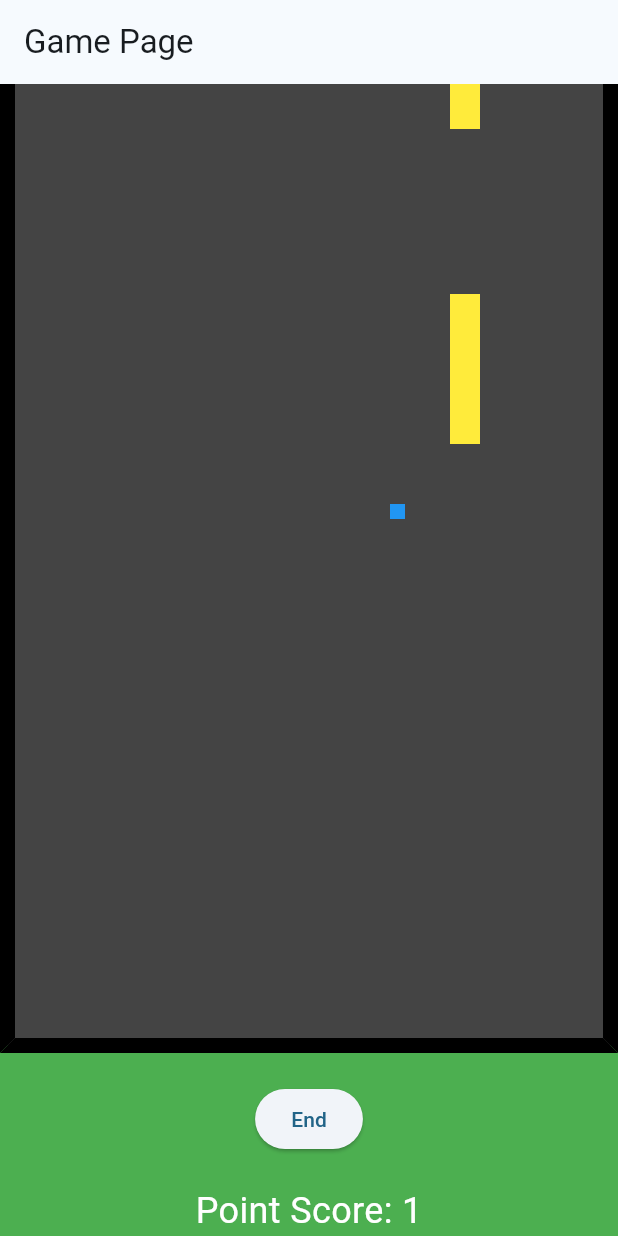
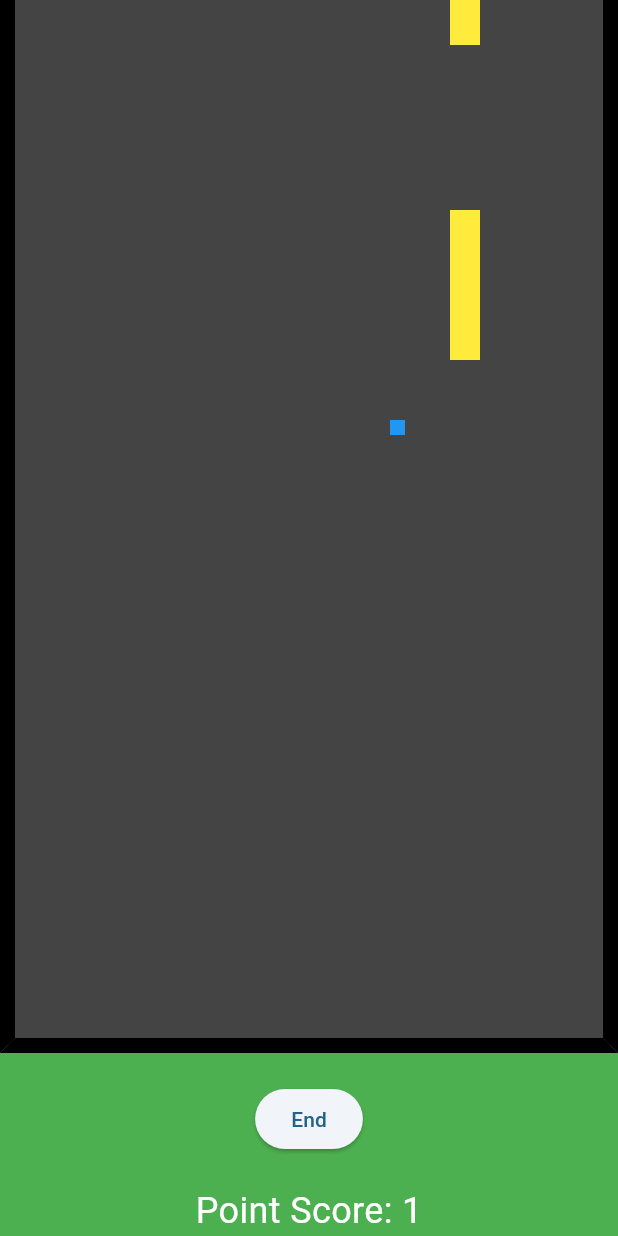
Before and after one commit to danielajgr/on-the-road-again, a Flutter app: the screen it shows after launch, after a tap on "Play", on a phone screen of 412 x 824 dp. Run offline on Flutter 3.47's test engine with Material 3 defaults, Android fonts, the phone set to English and light mode, and no system bars; our stand-ins replace sensors_plus.

Commit message:
One obstacle instead of five

```diff
--- a/flutter_application_1/lib/game.dart
+++ b/flutter_application_1/lib/game.dart
@@ -55,7 +55,6 @@ class _GamePageState extends State<GamePage> {
           if (bushOffset >= 1000) {
             bushOffset = 0;
           }
-
         });
       }
     });
@@ -93,16 +92,10 @@ class _GamePageState extends State<GamePage> {
 //game scene
   @override
   Widget build(BuildContext context) {
-    startPoints();
     return Scaffold(
-      appBar: AppBar(
-        title: const Text('Game Page'),
-        automaticallyImplyLeading: false, // get rid of back button
-      ),
       body: Stack(
         children: [
           Container(color: Colors.green),
-
           Positioned(
             top: bushOffset - 600,
             left: 40,
@@ -123,8 +116,6 @@ class _GamePageState extends State<GamePage> {
             left: 800,
             child: Circle(),
           ),
-
-
           Center(
             child: Column(
               mainAxisAlignment: MainAxisAlignment.center,
@@ -133,8 +124,8 @@ class _GamePageState extends State<GamePage> {
                 Expanded(
                   child: Container(
                     width: 600,
-                  decoration: BoxDecoration(
-                    color: const Color.fromARGB(255, 68, 68, 68),
+                    decoration: const BoxDecoration(
+                      color: Color.fromARGB(255, 68, 68, 68),
                       //add borders
                       border: Border(
                         left: BorderSide(width: 10.0, color: Colors.black),
@@ -144,7 +135,8 @@ class _GamePageState extends State<GamePage> {
                     ),
                     //sort out brackets and parentheses
                     child: Stack(
-                    children: [SizedBox(
+                      children: [
+                        SizedBox(
                           height: _carRows * _carCellSize,
                           width: _carColumns * _carCellSize,
                           child: Car(
@@ -186,9 +178,7 @@ class _GamePageState extends State<GamePage> {
                 const SizedBox(height: 20),
                 //test button to go to end.dart
                 ElevatedButton(
-                /*
-                if obstacle.checkHit() = true then end, if not then continue
-                */
+                  //handle obstacle
                   onPressed: () {
                     handleGameOver();
                   },
--- a/flutter_application_1/lib/objects/game_state.dart
+++ b/flutter_application_1/lib/objects/game_state.dart
@@ -22,19 +22,17 @@ class GameState {
   Timer? obstacleTimer;
 
   void createObstacles() {
-    for (int i = 0; i < 5; i++) {
     obstacles.add(
       Obstacle(
           type: 'test',
-            hitbox: Rect.fromLTWH(
-              50.0 * i,
+          hitbox: const Rect.fromLTWH(
+            50.0,
             0,
             50.0,
             50.0,
           ),
           color: (Color.fromARGB(197, 255, 0, 0))),
     );
-    }
   }
 
   void moveCar(int amount) {
@@ -47,14 +45,12 @@ class GameState {
 
   void moveObstacles() {
     for (Obstacle obstacle in obstacles) {
-      final newTop =
-          obstacle.hitbox.top + 10.0; // Move down 10 units every step
+      final newTop = obstacle.hitbox.top + 10.0;
 
-      obstacle.hitbox =
-          obstacle.hitbox.translate(0, 10.0); // Move hbox down 10 units
+      obstacle.hitbox = obstacle.hitbox.translate(0, 10.0);
 
       if (newTop > rows * 10) {
-        // If obstacle goes off-screen reset to the top, fix the reset
+        // If obstacle goes off screen reset to the top
         resetObstacles();
         obstacle.hitbox = Rect.fromLTWH(
           math.Random().nextDouble() * (columns * 10.0),
@@ -93,7 +89,7 @@ class GameState {
   }
 
   void startObstacleMovement() {
-    obstacleTimer = Timer.periodic(Duration(seconds: 5), (timer) {
+    obstacleTimer = Timer.periodic(Duration(seconds: 1), (timer) {
       moveObstacles();
       checkIfHit();
     });
--- a/flutter_application_1/lib/widgets/car.dart
+++ b/flutter_application_1/lib/widgets/car.dart
@@ -85,7 +85,6 @@ class CarPainter extends CustomPainter {
 
   CarPainter(this.state, this.cellSize);
 
-  @override
   void paintCar(Canvas canvas, Size size) {
     final carPaint = Paint()
       ..color = Colors.blue
```
Lines whose indentation alone changed are shown as unchanged.
